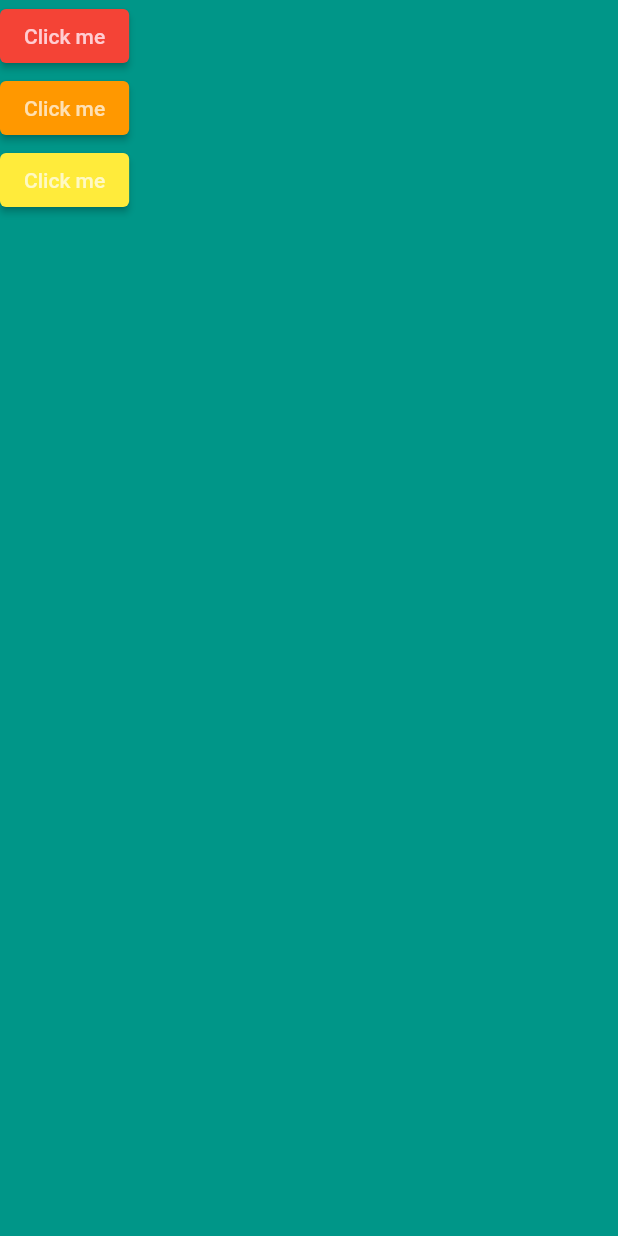
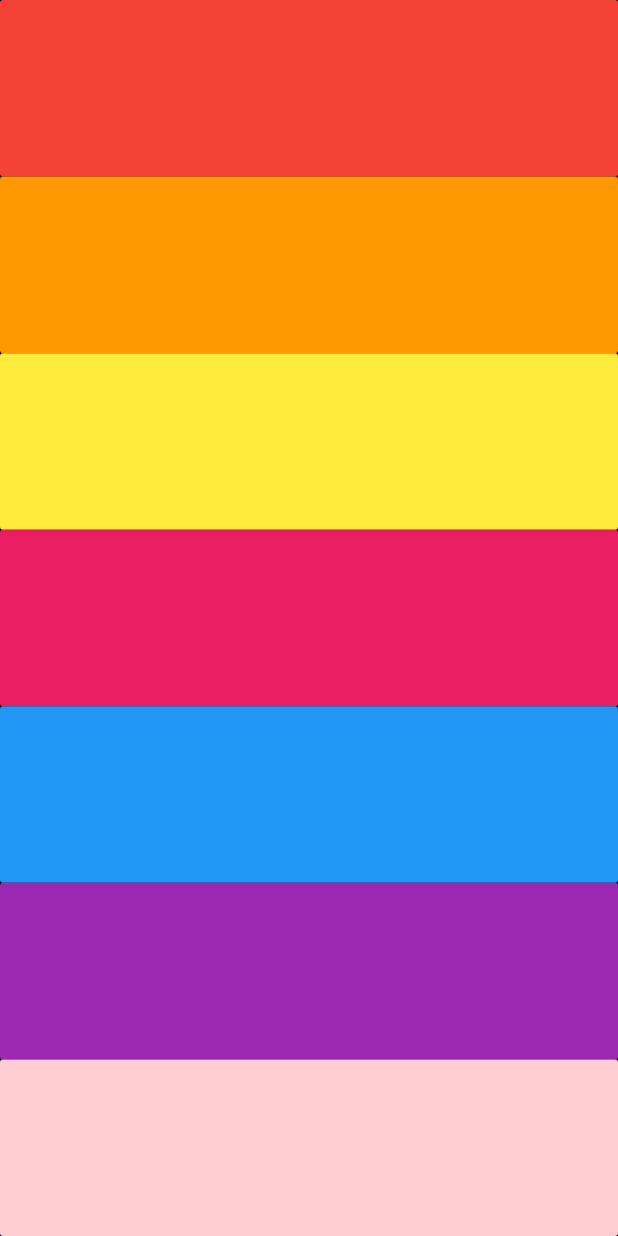
Before and after one commit to amans8270/XylophoneFlutter, a Flutter app: the screen it shows after launch, on a phone screen of 412 x 824 dp. Run offline on Flutter 3.47's test engine with Material 2 defaults, Android fonts, the light colour scheme and no system bars; our stand-ins replace audioplayers.

Commit message:
Xylophone sample flutter app completed

```diff
--- a/lib/main.dart
+++ b/lib/main.dart
@@ -6,48 +6,40 @@ void main() {
 }
 
 class MyApp extends StatelessWidget {
+  void players(num) {
+    final player = AudioCache();
+    player.play('note$num.wav');
+  }
+
+  Expanded widgets1({int num, Color color  }) {
+    return (Expanded(
+      child: FlatButton(
+        color: color,
+        onPressed: () {
+          players(num);
+        },
+      ),
+    ));
+  }
+
   @override
   Widget build(BuildContext context) {
     return MaterialApp(
       home: Scaffold(
-        backgroundColor: Colors.teal,
+        backgroundColor: Colors.black,
         body: SafeArea(
           child: Container(
             child: Column(
+              crossAxisAlignment: CrossAxisAlignment.stretch,
+              mainAxisAlignment: MainAxisAlignment.spaceBetween,
               children: [
-                ElevatedButton(
-                  style: ElevatedButton.styleFrom(
-                    primary: Colors.red,
-                    onPrimary: Colors.red[100]
-                  ),
-                  onPressed: () {
-                    final player = AudioCache();
-                    player.play('note1.wav');
-                  },
-                  child: Text("Click me"),
-                ),
-                ElevatedButton(
-                  style: ElevatedButton.styleFrom(
-                    primary: Colors.orange,
-                    onPrimary: Colors.orange[100]
-                  ),
-                  onPressed: () {
-                    final player = AudioCache();
-                    player.play('note2.wav');
-                  },
-                  child: Text("Click me"),
-                ),
-                 ElevatedButton(
-                  style: ElevatedButton.styleFrom(
-                    primary: Colors.yellow,
-                    onPrimary: Colors.yellow[100]
-                  ),
-                  onPressed: () {
-                    final player = AudioCache();
-                    player.play('note3.wav');
-                  },
-                  child: Text("Click me"),
-                ),
+                widgets1(num:1 ,color:Colors.red),
+                widgets1(num:2 ,color:Colors.orange),
+                widgets1(num:3 ,color:Colors.yellow),
+                widgets1(num:4 ,color:Colors.pink),
+                widgets1(num:5 ,color:Colors.blue),
+                widgets1(num:6 ,color:Colors.purple),
+                widgets1(num:7 ,color:Colors.red[100])
               ],
             ),
           ),
```
